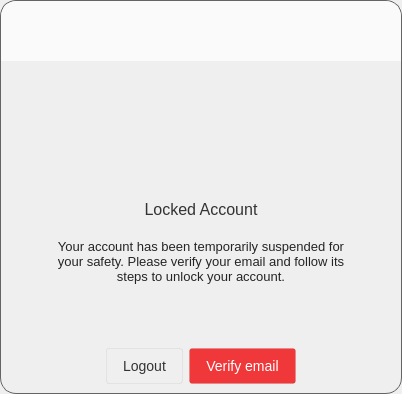
Old version of the form src/MEGASync/gui/linux/GuestWidget.ui in the repository meganz/MEGAsync.
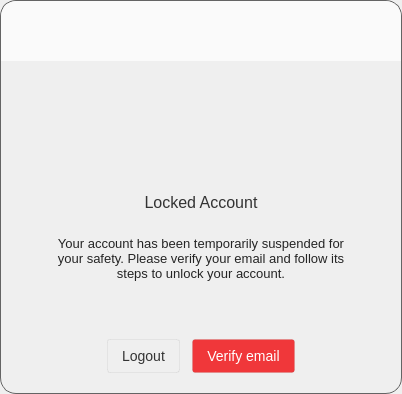
New version of the form. The open tabs and pages were chosen to show the change. Icons and pictures are not drawn.

Patch:
```diff
--- a/src/MEGASync/gui/linux/GuestWidget.ui
+++ b/src/MEGASync/gui/linux/GuestWidget.ui
@@ -1154,7 +1154,7 @@
            <number>0</number>
           </property>
           <property name="bottomMargin">
-           <number>0</number>
+        <number>11</number>
           </property>
           <item>
            <widget class="QWidget" name="wContainerLocked" native="true">
@@ -1292,7 +1292,7 @@
                  <number>50</number>
                 </property>
                 <property name="topMargin">
-                 <number>0</number>
+                 <number>60</number>
                 </property>
                 <property name="rightMargin">
                  <number>50</number>
@@ -1301,20 +1301,25 @@
                  <number>0</number>
                 </property>
                 <item>
-                 <spacer name="verticalSpacer_3">
-                  <property name="orientation">
-                   <enum>Qt::Vertical</enum>
-                  </property>
-                  <property name="sizeHint" stdset="0">
-                   <size>
-                    <width>20</width>
-                    <height>40</height>
-                   </size>
-                  </property>
-                 </spacer>
-                </item>
+                 <widget class="QWidget" name="wInsideContainerVerifyEmail" native="true">
+                  <layout class="QVBoxLayout" name="verticalLayout_15">
+                   <property name="spacing">
+                    <number>24</number>
+                   </property>
+                   <property name="leftMargin">
+                    <number>0</number>
+                   </property>
+                   <property name="topMargin">
+                    <number>2</number>
+                   </property>
+                   <property name="rightMargin">
+                    <number>0</number>
+                   </property>
+                   <property name="bottomMargin">
+                    <number>0</number>
+                   </property>
                 <item>
-                 <widget class="QLabel" name="lLockedTitle">
+                    <widget class="QLabel" name="lVerifyEmailTitle">
                   <property name="sizePolicy">
                    <sizepolicy hsizetype="Preferred" vsizetype="Expanding">
                     <horstretch>0</horstretch>
@@ -1322,7 +1327,7 @@
                    </sizepolicy>
                   </property>
                   <property name="styleSheet">
-                   <string notr="true">#lLockedTitle
+                      <string notr="true">#lVerifyEmailTitle
 {
 	color: #333333;
     font-family: &quot;Lato&quot;;
@@ -1338,7 +1343,7 @@
                  </widget>
                 </item>
                 <item>
-                 <widget class="QLabel" name="lLockedDesc">
+                    <widget class="QLabel" name="lVerifyEmailDesc">
                   <property name="sizePolicy">
                    <sizepolicy hsizetype="Preferred" vsizetype="Expanding">
                     <horstretch>0</horstretch>
@@ -1346,7 +1351,7 @@
                    </sizepolicy>
                   </property>
                   <property name="styleSheet">
-                   <string notr="true">#lLockedDesc
+                      <string notr="true">#lVerifyEmailDesc
 {
 	color: rgba(0,0,0,0.85);
 	font-family: &quot;Lato&quot;;
@@ -1365,6 +1370,9 @@
                   </property>
                  </widget>
                 </item>
+                  </layout>
+                 </widget>
+                </item>
                 <item>
                  <spacer name="verticalSpacer_4">
                   <property name="orientation">
@@ -1373,7 +1381,7 @@
                   <property name="sizeHint" stdset="0">
                    <size>
                     <width>20</width>
-                    <height>40</height>
+                    <height>0</height>
                    </size>
                   </property>
                  </spacer>
@@ -1402,6 +1410,12 @@
                 </size>
                </property>
                <layout class="QHBoxLayout" name="horizontalLayout_9">
+                <property name="spacing">
+                 <number>12</number>
+                </property>
+                <property name="topMargin">
+                 <number>0</number>
+                </property>
                 <item>
                  <spacer name="horizontalSpacer_11">
                   <property name="orientation">
@@ -1416,18 +1430,30 @@
                  </spacer>
                 </item>
                 <item>
-                 <widget class="QPushButton" name="bLogout">
+                 <widget class="QPushButton" name="bVerifyEmailLogout">
+                  <property name="minimumSize">
+                   <size>
+                    <width>0</width>
+                    <height>34</height>
+                   </size>
+                  </property>
+                  <property name="maximumSize">
+                   <size>
+                    <width>16777215</width>
+                    <height>34</height>
+                   </size>
+                  </property>
                   <property name="cursor">
                    <cursorShape>PointingHandCursor</cursorShape>
                   </property>
                   <property name="styleSheet">
-                   <string notr="true">#bLogout
+                   <string notr="true">#bVerifyEmailLogout
 {
  background-color: qlineargradient(x1: 0, y1: 0, x2: 0, y2: 1,
                                       stop: 0 #ffffff, stop: 1 #fcfcfc);
  border-radius: 3px;
  border: 1px solid rgba(0, 0, 0, 5%);
- padding: 9px 16px 9px 16px;
+ padding: 7px 14px 7px 14px;
  font-family: &quot;Lato&quot;;
  font-size: 14px;
  color: #333333;
@@ -1441,6 +1467,18 @@
                 </item>
                 <item>
                  <widget class="QPushButton" name="bVerifyEmail">
+                  <property name="minimumSize">
+                   <size>
+                    <width>0</width>
+                    <height>34</height>
+                   </size>
+                  </property>
+                  <property name="maximumSize">
+                   <size>
+                    <width>16777215</width>
+                    <height>34</height>
+                   </size>
+                  </property>
                   <property name="cursor">
                    <cursorShape>PointingHandCursor</cursorShape>
                   </property>
@@ -1450,7 +1488,7 @@
 background-color: #F0373A;
  border-radius: 3px;
  border: 1px solid rgba(0, 0, 0, 5%);
- padding: 9px 16px 9px 16px;
+ padding: 7px 14px 7px 14px;
  font-family: &quot;Lato&quot;;
  font-size: 14px;
  color: #ffffff;
```
Left out of the diff: 80 changed lines with no effect on the pictures. Lines whose indentation alone changed are shown as unchanged.
